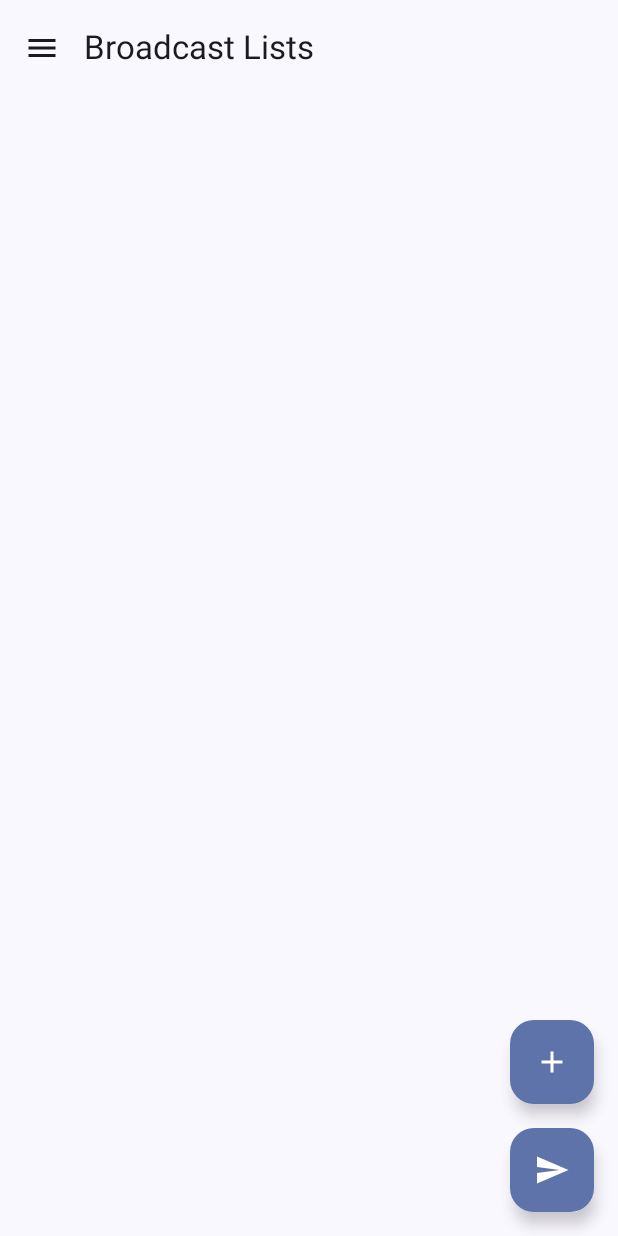
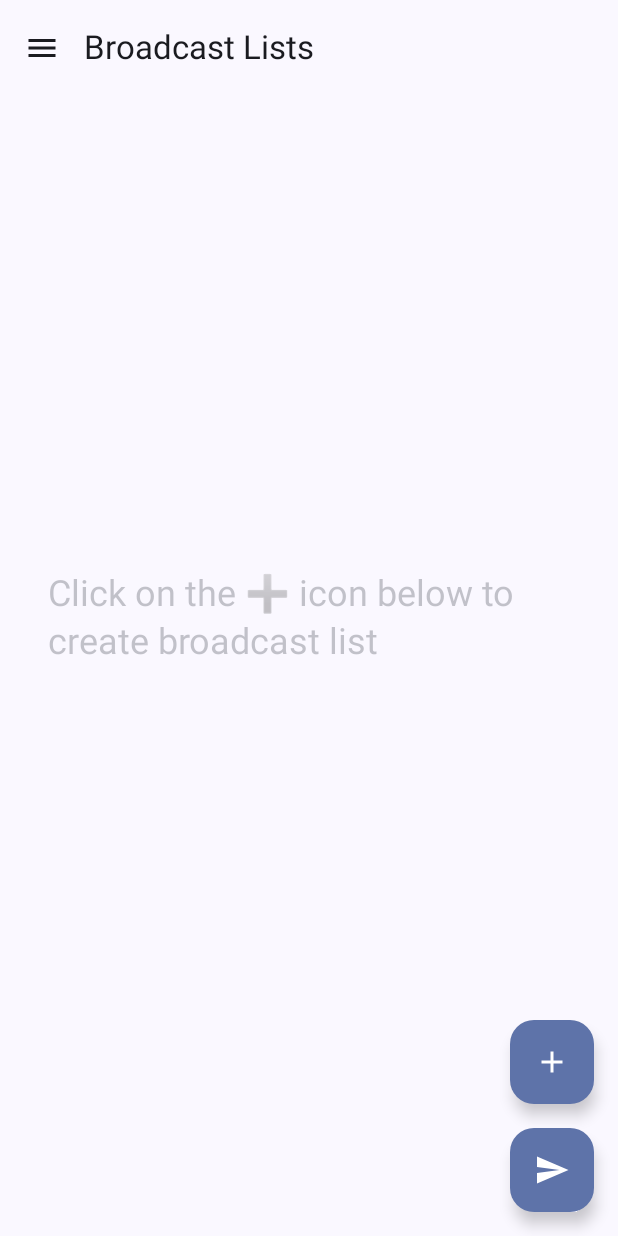
Before and after one commit to itsluminous/Broadcast, an Android app built with Jetpack Compose: the screen it shows after launch (MainActivity), on a phone screen of 412 x 824 dp. Run offline under Robolectric (Android 15) with nearby library versions, the phone set to English and light mode, and no system bars; our stand-ins replace Room's generated code.

Commit message:
Show placeholder text in case of empty broadcast list

```diff
--- a/app/build.gradle.kts
+++ b/app/build.gradle.kts
@@ -15,7 +15,7 @@ android {
         minSdk = 34
         targetSdk = 34
         versionCode = 1
-        versionName = "0.3"
+        versionName = "0.4"
     }
 
     signingConfigs {
--- a/app/src/main/java/com/fourseason/broadcast/ui/main/MainScreen.kt
+++ b/app/src/main/java/com/fourseason/broadcast/ui/main/MainScreen.kt
@@ -115,6 +115,20 @@ fun MainScreen(
                 }
             }
         ) { paddingValues ->
+            if (lists.isEmpty()) {
+                Column(
+                    modifier = Modifier.fillMaxSize(),
+                    verticalArrangement = Arrangement.Center,
+                    horizontalAlignment = Alignment.CenterHorizontally
+                ) {
+                    Text(
+                        text = "Click on the ➕ icon below to create broadcast list",
+                        color = MaterialTheme.colorScheme.onSurfaceVariant.copy(alpha = 0.3f), // Faded light grey color
+                        style = MaterialTheme.typography.headlineSmall,
+                        modifier = Modifier.padding(horizontal = 32.dp)
+                    )
+                }
+            }
             LazyColumn(
                 modifier = Modifier
                     .fillMaxSize()
```
